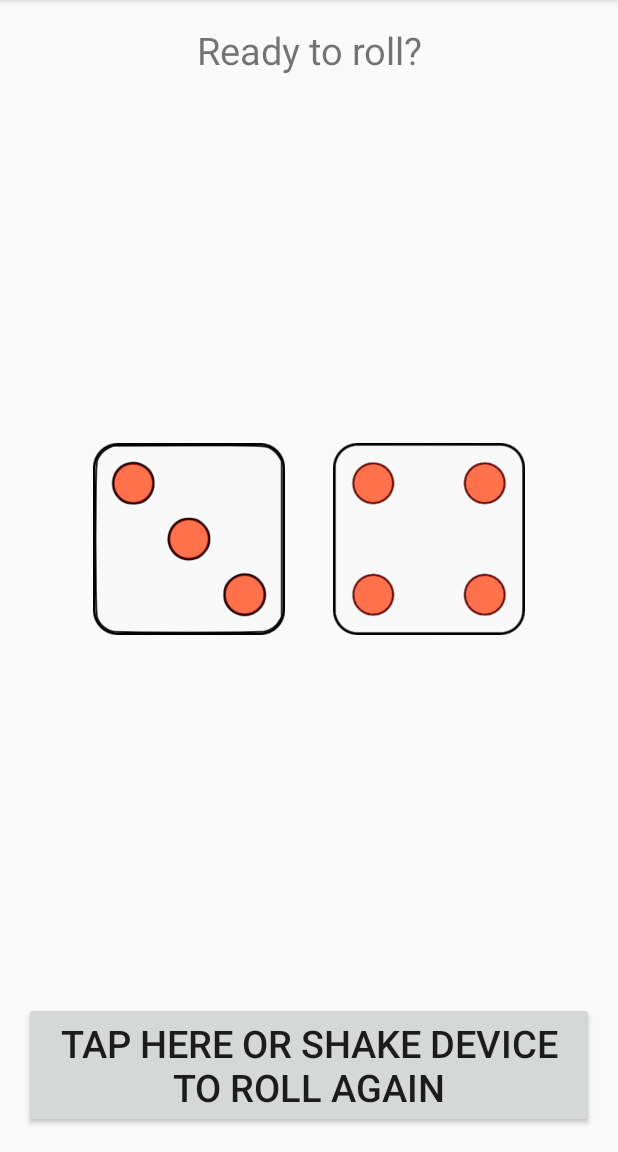
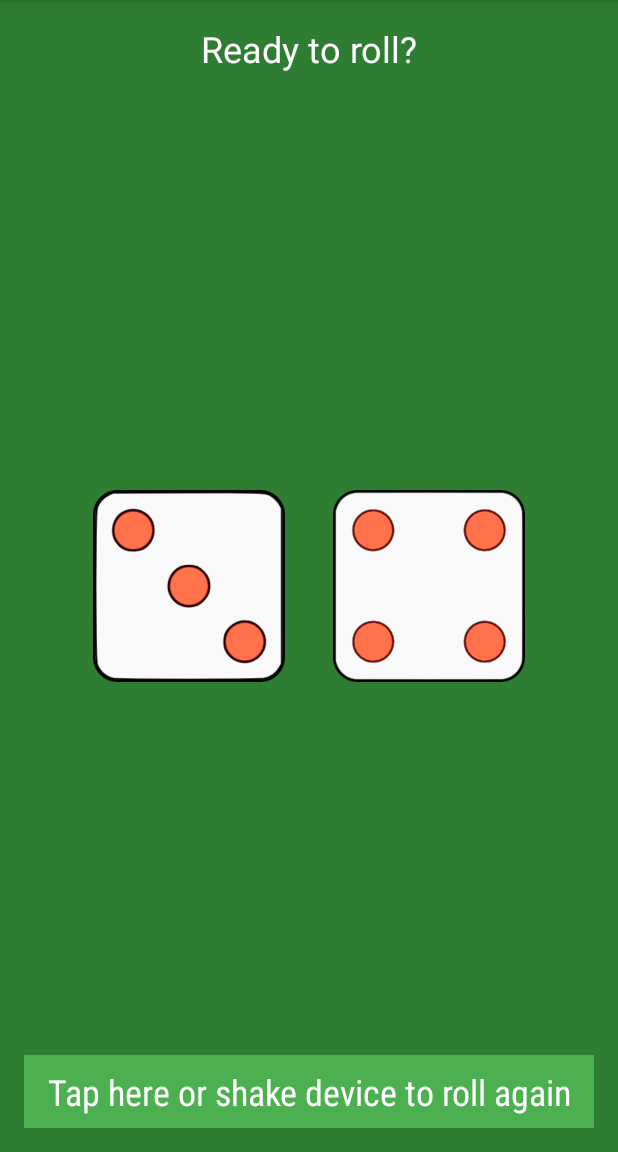
Before and after one commit to bdiegel/DiceCast-android, an Android app: the screen it shows after launch (MainActivity), on a phone screen of 412 x 824 dp, the part 84-1236 px from its top. Run offline under Robolectric (Android 15) with nearby library versions, the phone set to English and light mode, and no system bars; 4 statements that could not run were skipped.

Commit message:
update CCL library
- CLL api changes
- use AppCompatActivity
- use ContextCompat to load drawables
- update layout, fix fonts and use new theme

```diff
--- a/app/build.gradle
+++ b/app/build.gradle
@@ -1,11 +1,11 @@
 apply plugin: 'com.android.application'
 
 android {
-    compileSdkVersion 19
-    buildToolsVersion '19.1.0'
+    compileSdkVersion 23
+    buildToolsVersion '23.0.2'
     defaultConfig {
         minSdkVersion 16
-        targetSdkVersion 19
+        targetSdkVersion 23
         versionCode 10001
         versionName '1.0.1b'
     }
@@ -46,5 +46,6 @@ if ( project.ext.loadSign ) {
 }
 
 dependencies {
-    compile project(':CastCompanionLibrary')
+    //compile project(path: ':CastCompanionLibrary')
+    compile 'com.google.android.libraries.cast.companionlibrary:ccl:2.8.3'
 }
--- a/app/src/main/java/com/honu/dicecast/MainActivity.java
+++ b/app/src/main/java/com/honu/dicecast/MainActivity.java
@@ -6,12 +6,12 @@ package com.honu.dicecast;
 
 import android.content.Context;
 import android.content.Intent;
-import android.content.res.Resources;
 import android.graphics.drawable.Drawable;
 import android.hardware.Sensor;
 import android.hardware.SensorManager;
 import android.os.Bundle;
-import android.support.v7.app.ActionBarActivity;
+import android.support.v4.content.ContextCompat;
+import android.support.v7.app.AppCompatActivity;
 import android.util.Log;
 import android.util.Pair;
 import android.view.Menu;
@@ -23,9 +23,10 @@ import android.widget.TextView;
 
 import com.google.android.gms.cast.CastDevice;
 import com.google.android.gms.common.api.Status;
-import com.google.sample.castcompanionlibrary.cast.BaseCastManager;
-import com.google.sample.castcompanionlibrary.cast.DataCastManager;
-import com.google.sample.castcompanionlibrary.cast.callbacks.DataCastConsumerImpl;
+import com.google.android.libraries.cast.companionlibrary.cast.BaseCastManager;
+import com.google.android.libraries.cast.companionlibrary.cast.CastConfiguration;
+import com.google.android.libraries.cast.companionlibrary.cast.DataCastManager;
+import com.google.android.libraries.cast.companionlibrary.cast.callbacks.DataCastConsumerImpl;
 
 import org.json.JSONException;
 import org.json.JSONObject;
@@ -35,28 +36,22 @@ import java.util.Map;
 import java.util.Random;
 
 
-public class MainActivity extends ActionBarActivity {
+public class MainActivity extends AppCompatActivity {
 
-   // application identifier
+   // receiver application identifier
    private static String APPLICATION_ID;
 
-   // custom channel for application
    private static RollDiceChannel mDiceRollerChannel;
 
-   // identifier for source of log messages
    private static final String TAG = MainActivity.class.getSimpleName();
 
-   // sensor manager
    private SensorManager mSensorManager;
 
-   // shake event detector
    private DiceShaker mDiceShaker;
 
-   // cast manager
    private static DataCastManager mCastMgr;
 
-   // dice images
-   static Map<Integer, Integer> icons = new HashMap<Integer, Integer>();
+   static Map<Integer, Integer> icons = new HashMap<>();
 
    static {
       icons.put(1, R.drawable.dice_1);
@@ -75,10 +70,6 @@ public class MainActivity extends ActionBarActivity {
 
       // check that Google Play services is available and correct version
       BaseCastManager.checkGooglePlayServices(this);
-
-      // set our application id
-      APPLICATION_ID = getString(R.string.app_id);
-      Log.d(TAG, APPLICATION_ID);
 
       // create data channel
       mDiceRollerChannel = new RollDiceChannel();
@@ -113,22 +104,22 @@ public class MainActivity extends ActionBarActivity {
                SensorManager.SENSOR_DELAY_NORMAL);
    }
 
-   private static DataCastManager createCastManager(Context ctx) {
-      if (null == mCastMgr) {
-         mCastMgr = DataCastManager.initialize(ctx, APPLICATION_ID, mDiceRollerChannel.getNamespace());
-         mCastMgr.incrementUiCounter();
-      }
-      mCastMgr.setContext(ctx);
+  private DataCastManager createCastManager(Context ctx) {
+     APPLICATION_ID = getString(R.string.app_id);
+     Log.d(TAG, APPLICATION_ID);
+     CastConfiguration castConfiguration = new CastConfiguration.Builder(APPLICATION_ID).
+            addNamespace(mDiceRollerChannel.getNamespace()).build();
+     mCastMgr = DataCastManager.initialize(ctx, castConfiguration);
+     mCastMgr.incrementUiCounter();
 
-      return mCastMgr;
+     return mCastMgr;
    }
 
    private void handleDiceRoll() {
       Pair<Integer, Integer> dice = rollDice();
 
-      Resources res = getResources();
-      Drawable icon1 = res.getDrawable(icons.get(dice.first));
-      Drawable icon2 = res.getDrawable(icons.get(dice.second));
+      Drawable icon1 = ContextCompat.getDrawable(this, icons.get(dice.first));
+      Drawable icon2 = ContextCompat.getDrawable(this, icons.get(dice.second));
 
       ImageView die1 = (ImageView) findViewById(R.id.imageViewDie1);
       ImageView die2 = (ImageView) findViewById(R.id.imageViewDie2);
@@ -136,12 +127,12 @@ public class MainActivity extends ActionBarActivity {
       die1.setImageDrawable(icon1);
       die2.setImageDrawable(icon2);
 
-      String message = String.format("You rolled (%d, %d): %d", dice.first, dice.second, dice.first + dice.second);
+      String text = String.format("You rolled (%d, %d): %d", dice.first, dice.second, dice.first + dice.second);
 
       JSONObject jsonMsg = new JSONObject();
 
       try {
-         jsonMsg.put("text", message);
+         jsonMsg.put("text", text);
          jsonMsg.put("die1", dice.first);
          jsonMsg.put("die2", dice.second);
       } catch (JSONException e) {
@@ -150,8 +141,12 @@ public class MainActivity extends ActionBarActivity {
 
       sendMessage(jsonMsg.toString());
 
+      String message = String.format("You rolled: %d", dice.first + dice.second);
+      String sum = String.format("%d + %d", dice.first, dice.second);
       TextView textMessage = (TextView) findViewById(R.id.textMessage);
       textMessage.setText(message);
+      TextView sumTextView = (TextView) findViewById(R.id.dice_sum);
+      sumTextView.setText(sum);
 
       Log.d(TAG, message);
    }
--- a/app/src/main/res/layout/activity_main.xml
+++ b/app/src/main/res/layout/activity_main.xml
@@ -6,37 +6,56 @@
     android:paddingRight="@dimen/activity_horizontal_margin"
     android:paddingTop="@dimen/activity_vertical_margin"
     android:paddingBottom="@dimen/activity_vertical_margin"
+    android:background="@color/primary_900"
     tools:context="com.honu.dicecast.MainActivity">
 
     <LinearLayout
         android:orientation="vertical"
         android:layout_width="fill_parent"
         android:layout_height="wrap_content"
+        android:layout_alignParentLeft="false"
         android:layout_alignParentStart="false"
         android:layout_alignParentTop="true"
         android:id="@+id/top_layout"
         >
 
         <TextView
-            android:text="@string/initial_message"
+            android:id="@+id/textMessage"
             android:layout_width="match_parent"
             android:layout_height="fill_parent"
-            android:id="@id/textMessage"
-            android:layout_alignParentRight="true"
-            android:layout_alignParentEnd="true"
-            android:layout_alignParentLeft="true"
-            android:layout_alignParentStart="true"
             android:gravity="center"
             android:singleLine="false"
-            android:layout_gravity="left"
+            android:layout_gravity="start"
+            android:text="@string/initial_message"
             android:textIsSelectable="false"
-            android:textSize="25.0sp"/>
+            android:textAppearance="@style/TextAppearance.AppCompat.Subhead"
+            android:textSize="24sp"
+            android:textColor="@android:color/white"
+            />
+
+        <TextView
+            android:id="@+id/dice_sum"
+            android:layout_width="match_parent"
+            android:layout_height="fill_parent"
+            android:layout_marginTop="8dp"
+            android:gravity="center"
+            android:singleLine="false"
+            android:layout_gravity="start"
+            android:text="@string/initial_sum"
+            tools:text="3 + 4"
+            android:textIsSelectable="false"
+            android:textAppearance="@style/TextAppearance.AppCompat.Subhead"
+            android:textSize="16sp"
+            android:textColor="@android:color/white"
+            />
+
     </LinearLayout>
 
     <LinearLayout
         android:orientation="vertical"
         android:layout_width="fill_parent"
         android:layout_height="wrap_content"
+        android:layout_alignParentRight="false"
         android:layout_alignParentEnd="false"
         android:layout_alignParentBottom="true"
         android:id="@+id/bottom_layout">
@@ -46,12 +65,13 @@
             android:layout_height="match_parent"
             android:text="@string/roll_button"
             android:id="@+id/rollButton"
-            android:layout_alignParentBottom="true"
-            android:layout_alignParentLeft="true"
-            android:layout_alignParentStart="true"
-            android:layout_alignParentRight="true"
-            android:layout_alignParentEnd="true"
-            android:textSize="25.0sp"/>
+            android:padding="8dp"
+            android:background="@color/primary"
+            android:textSize="24sp"
+            android:fontFamily="sans-serif-condensed"
+            android:textAppearance="@style/TextAppearance.AppCompat.Headline"
+            android:textColor="@android:color/white"
+            />
     </LinearLayout>
 
     <LinearLayout
@@ -74,7 +94,8 @@
             android:adjustViewBounds="true"
             android:layout_gravity="center"
             android:scaleType="fitCenter"
-            android:layout_marginLeft="30dip"
+            android:layout_marginLeft="30dp"
+            android:layout_marginStart="30dp"
             />
 
         <ImageView
@@ -86,7 +107,8 @@
             android:adjustViewBounds="true"
             android:layout_gravity="center"
             android:scaleType="fitCenter"
-            android:layout_marginRight="30dip"
+            android:layout_marginRight="30dp"
+            android:layout_marginEnd="30dp"
             />
     </LinearLayout>
 
--- a/app/src/main/res/values/strings.xml
+++ b/app/src/main/res/values/strings.xml
@@ -1,14 +1,19 @@
 <?xml version="1.0" encoding="utf-8"?>
 <resources>
 
+    <!-- receiver application id -->
+    <string name="app_id">3B0CFFB2</string>
+    <!-- testing: <string name="app_id">C635D688</string> -->
+
+    <!-- channel identifier -->
+    <string name="namespace">urn:x-cast:com.honu.dicecast</string>
     <string name="app_name">DiceCast</string>
-    <string name="app_id">3B0CFFB2</string>
-    <string name="namespace">urn:x-cast:com.honu.dicecast</string>
     <string name="info_menu">Info</string>
     <string name="media_route_menu_title">Play on…</string>
     <string name="initial_message">Ready to roll?</string>
     <string name="roll_button">Tap here or shake device to roll again</string>
     <string name="title_activity_info">Info</string>s
+    <string name="initial_sum"></string>
 
     <!-- Feedback -->
     <string name="title_send_feedback">Send feedback</string>
```
